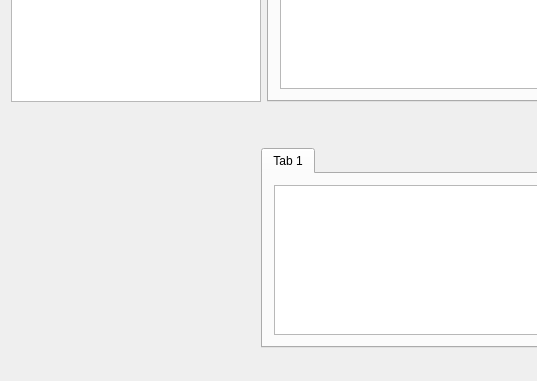
Qt form mainform.ui (rutku/dediq) before a commit; both pictures show x 0 to 537 and y 417 to 798 of the 942 by 798 pixel window.
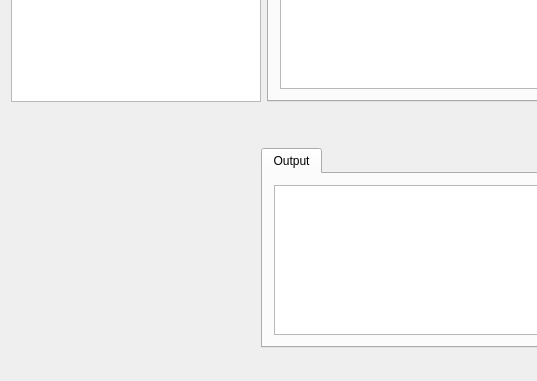
The same form after that commit. Icons and pictures are not drawn.

Commit message: added right-click event

```diff
--- a/mainform.ui
+++ b/mainform.ui
@@ -301,7 +301,7 @@
         </property>
         <widget class="QWidget" name="tab_2">
          <attribute name="title">
-          <string>Tab 1</string>
+          <string>Output</string>
          </attribute>
          <layout class="QVBoxLayout" name="verticalLayout_2">
           <item>
```
Left out of the diff: 2 changed lines with no effect on the pictures. The commit also changes 2 other files.
